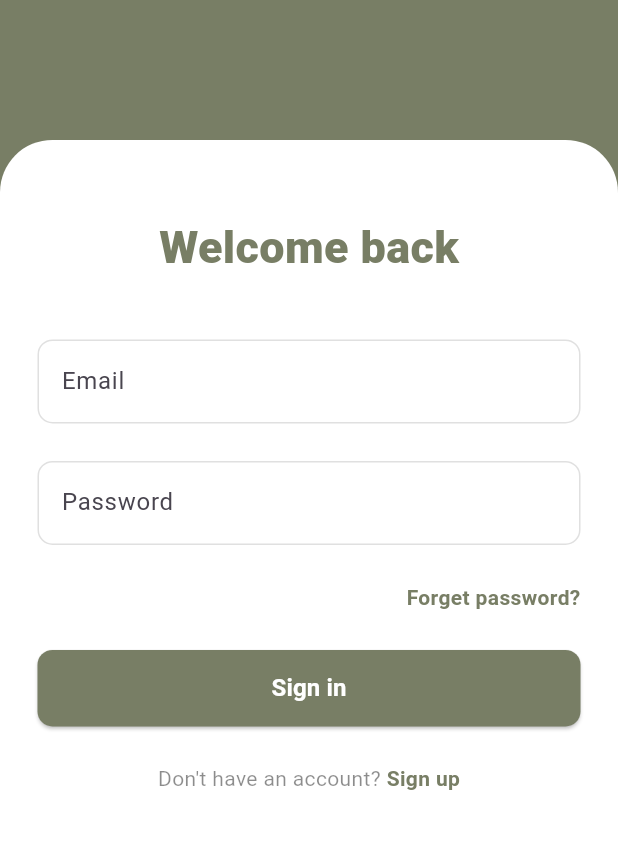
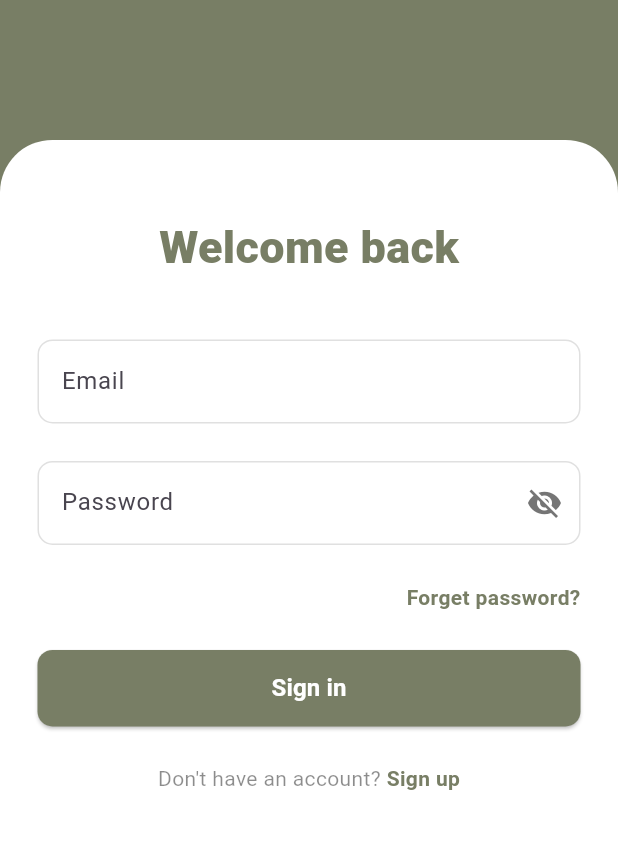
Before and after one commit to rima-15/2025_GP_14, a Flutter app: the screen it shows after launch, after a tap on "Sign in", on a phone screen of 412 x 824 dp, the part 243-1092 px from its top. Run offline on Flutter 3.47's test engine with Material 3 defaults, Android fonts, the phone set to English and light mode, and no system bars; our stand-ins replace cached_network_image, cloud_firestore, firebase_auth, firebase_core, firebase_storage, flutter_dotenv and 2 more; accounts and stored records are empty.

Commit message:
edit on password

```diff
--- a/madar_app/lib/screens/signin_page.dart
+++ b/madar_app/lib/screens/signin_page.dart
@@ -135,6 +135,8 @@ class _SignInScreenState extends State<SignInScreen> {
     }
   }
 
+  bool _obscurePassword = true; //eye icon
+
   @override
   Widget build(BuildContext context) {
     return CustomScaffold(
@@ -187,21 +189,40 @@ class _SignInScreenState extends State<SignInScreen> {
                       const SizedBox(height: 25),
 
                       // Password
+                      // Password
                       TextFormField(
                         controller: _passCtrl,
-                        obscureText: true,
+                        obscureText: _obscurePassword,
                         obscuringCharacter: '*',
                         validator: (v) {
                           if (v == null || v.isEmpty) {
                             return 'Please enter password';
                           }
-                          if (v.length < 6) {
-                            return 'Password must be at least 6 characters';
+                          if (v.length < 8) {
+                            return 'Password must be at least 8 characters';
                           }
                           return null;
                         },
-                        decoration: _input('Password', 'Enter Password'),
+                        decoration: InputDecoration(
+                          labelText: 'Password',
+                          hintText: 'Enter Password',
+                          border: OutlineInputBorder(
+                            borderRadius: BorderRadius.circular(10),
+                          ),
+                          suffixIcon: IconButton(
+                            icon: Icon(
+                              _obscurePassword
+                                  ? Icons.visibility_off
+                                  : Icons.visibility,
+                              color: Colors.grey.shade600,
+                            ),
+                            onPressed: () => setState(() {
+                              _obscurePassword = !_obscurePassword;
+                            }),
+                          ),
+                        ),
                       ),
+
                       const SizedBox(height: 25),
 
                       // Forgot password
```
Also changed, not shown: madar_app/lib/screens/signup_page.dart (+5 -2 lines).
